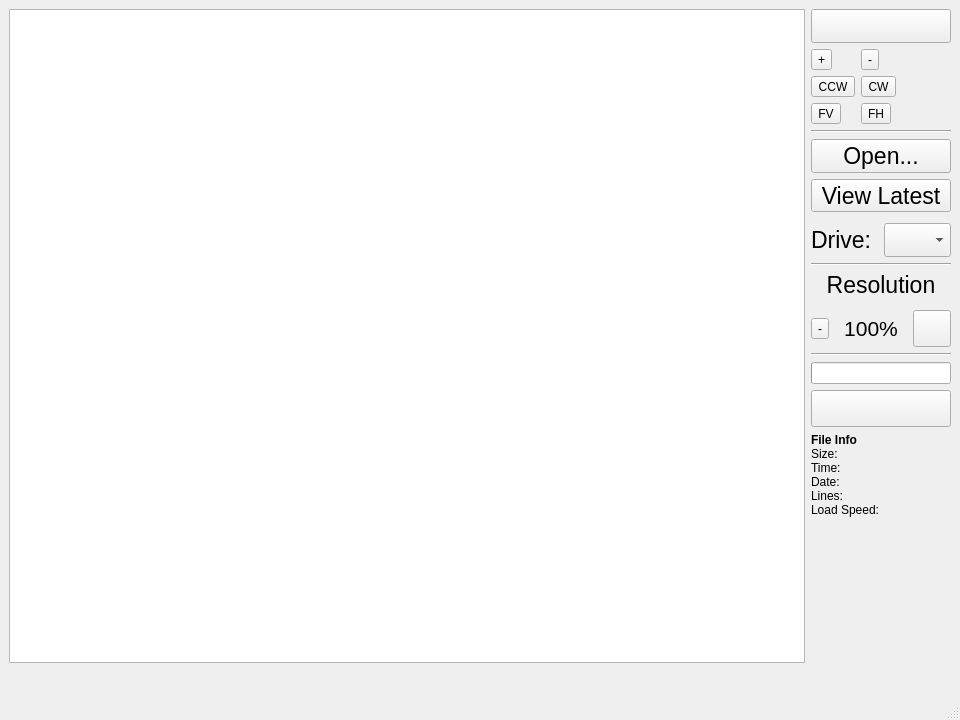
Above: graphics_app.ui from EnSpec/HySpex-Quicklook-Viewer before the change. Below: the same form after it.
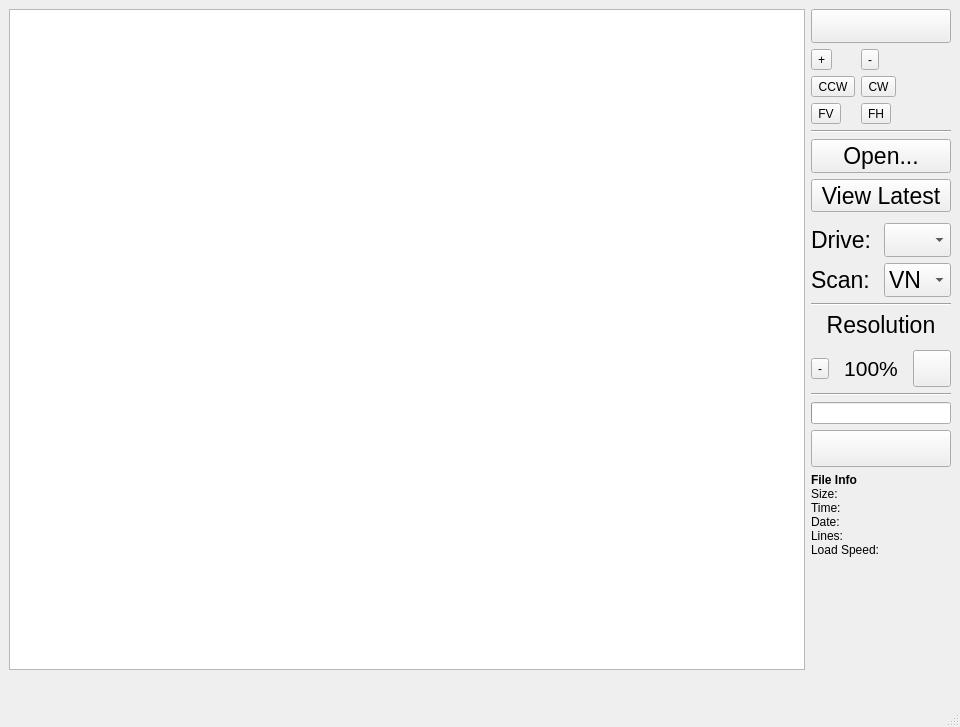
That is the form after the change. Icons and pictures are not drawn.

Diff of the .ui file:
```diff
--- a/graphics_app.ui
+++ b/graphics_app.ui
@@ -7,7 +7,7 @@
     <x>0</x>
     <y>0</y>
     <width>960</width>
-    <height>720</height>
+    <height>727</height>
    </rect>
   </property>
   <property name="windowTitle">
@@ -281,6 +281,47 @@
         </item>
        </layout>
       </item>
+      <item>
+       <layout class="QHBoxLayout" name="horizontalLayout_4">
+        <property name="bottomMargin">
+         <number>0</number>
+        </property>
+        <item>
+         <widget class="QLabel" name="label_5">
+          <property name="font">
+           <font>
+            <pointsize>17</pointsize>
+           </font>
+          </property>
+          <property name="text">
+           <string>Scan:</string>
+          </property>
+         </widget>
+        </item>
+        <item>
+         <widget class="QComboBox" name="comboBox">
+          <property name="font">
+           <font>
+            <pointsize>17</pointsize>
+           </font>
+          </property>
+          <property name="sizeAdjustPolicy">
+           <enum>QComboBox::AdjustToMinimumContentsLength</enum>
+          </property>
+          <item>
+           <property name="text">
+            <string>VN</string>
+           </property>
+          </item>
+          <item>
+           <property name="text">
+            <string>SW</string>
+           </property>
+          </item>
+         </widget>
+        </item>
+       </layout>
+      </item>
       <item>
        <widget class="Line" name="line_2">
         <property name="orientation">
```
